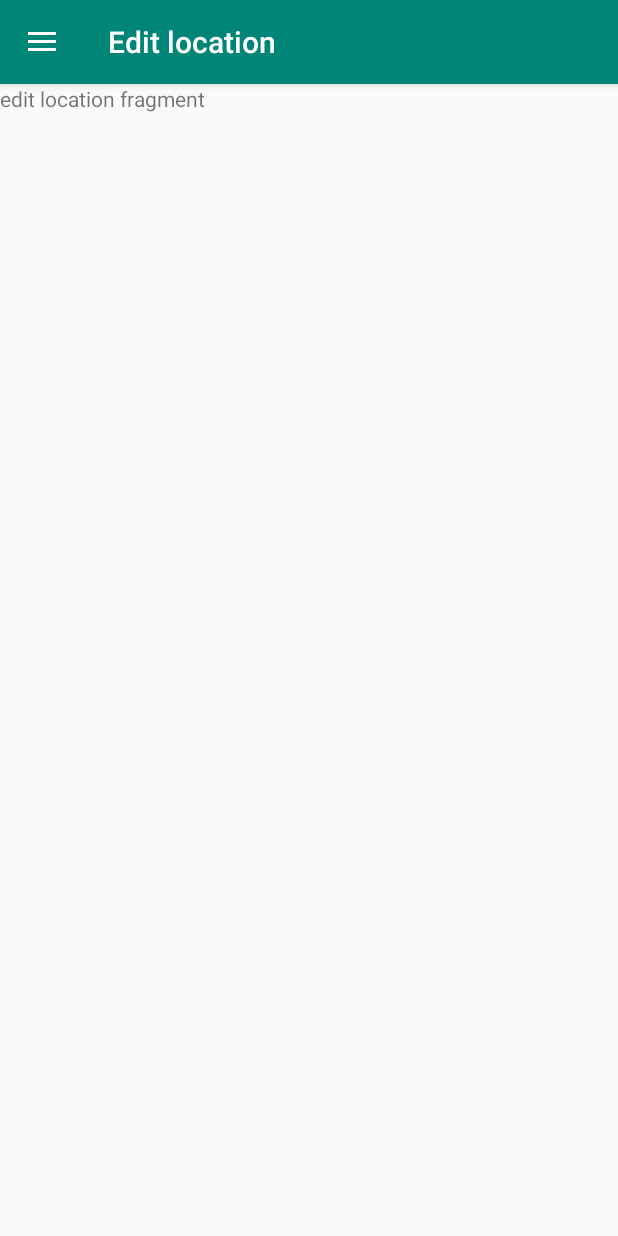
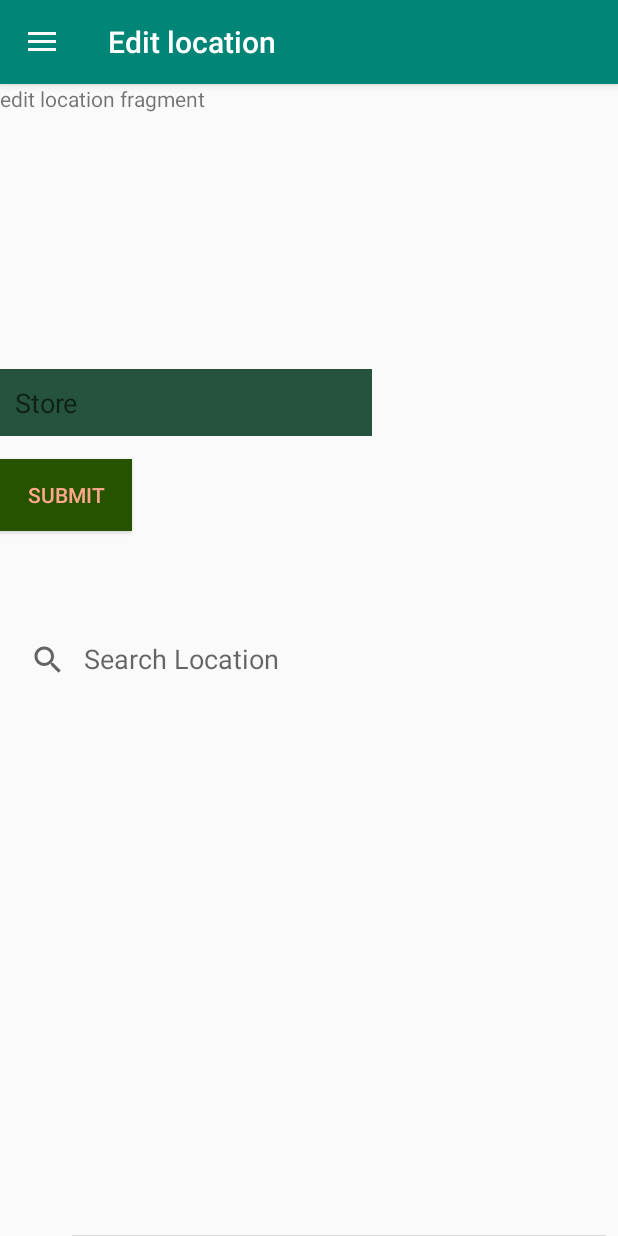
Before and after one commit to Sangwa-C/Weather_Outlook, an Android app: the screen it shows after launch (MainActivity), after a tap on "Edit location", on a phone screen of 412 x 824 dp. Run offline under Robolectric (Android 15) with nearby library versions, the phone set to English and light mode, and no system bars; our stand-ins replace ButterKnife; 1 other tap on this screen came first.

Commit message:
added function to move from one fragment to an activity

```diff
--- a/app/src/main/java/com/chel/weatheroutlook/Edit_location.java
+++ b/app/src/main/java/com/chel/weatheroutlook/Edit_location.java
@@ -1,7 +1,10 @@
 package com.chel.weatheroutlook;
 
+import android.app.Activity;
 import android.content.Context;
+import android.content.Intent;
 import android.net.Uri;
+import android.content.Intent;
 import android.os.Bundle;
 
 import androidx.fragment.app.Fragment;
@@ -9,6 +12,11 @@ import androidx.fragment.app.Fragment;
 import android.view.LayoutInflater;
 import android.view.View;
 import android.view.ViewGroup;
+import android.widget.Button;
+import android.widget.EditText;
+import android.widget.SearchView;
+
+import butterknife.BindView;
 
 
 /**
@@ -19,17 +27,27 @@ import android.view.ViewGroup;
  * Use the {@link Edit_location#newInstance} factory method to
  * create an instance of this fragment.
  */
-public class Edit_location extends Fragment {
+public class Edit_location extends Fragment implements View.OnClickListener {
     // TODO: Rename parameter arguments, choose names that match
     // the fragment initialization parameters, e.g. ARG_ITEM_NUMBER
+
+    private static final String TAG = Edit_location.class.getSimpleName();
     private static final String ARG_PARAM1 = "param1";
     private static final String ARG_PARAM2 = "param2";
+    private SearchView searchLocation;
+    private EditText clotheWanted;
+    private Button findLocationButton;
+    @BindView( R.id.findLocationButton ) Button mFindLocationButton;
+    @BindView(R.id.clotheWanted) EditText mLocationEditText;
 
     // TODO: Rename and change types of parameters
     private String mParam1;
     private String mParam2;
 
     private OnFragmentInteractionListener mListener;
+    private LayoutInflater inflater;
+    private ViewGroup container;
+    private Bundle savedInstanceState;
 
     public Edit_location() {
         // Required empty public constructor
@@ -60,14 +78,20 @@ public class Edit_location extends Fragment {
             mParam1 = getArguments().getString( ARG_PARAM1 );
             mParam2 = getArguments().getString( ARG_PARAM2 );
         }
+
+//        searchLocation = searchLocation.findViewById(R.id.searchLocation);
+
+//        searchLocation.setOnClickListener( this );
+
+
     }
 
-    @Override
-    public View onCreateView(LayoutInflater inflater , ViewGroup container ,
-                             Bundle savedInstanceState) {
-        // Inflate the layout for this fragment
-        return inflater.inflate( R.layout.fragment_edit_location , container , false );
-    }
+//    @Override
+//    public View onCreateView(LayoutInflater inflater , ViewGroup container ,
+//                             Bundle savedInstanceState) {
+//        // Inflate the layout for this fragment
+//        return inflater.inflate( R.layout.fragment_edit_location , container , false );
+//    }
 
     // TODO: Rename method, update argument and hook method into UI event
     public void onButtonPressed(Uri uri) {
@@ -88,6 +112,8 @@ public class Edit_location extends Fragment {
         mListener = null;
     }
 
+
+
     /**
      * This interface must be implemented by activities that contain this
      * fragment to allow an interaction in this fragment to be communicated
@@ -102,4 +128,27 @@ public class Edit_location extends Fragment {
         // TODO: Update argument type and name
         void onFragmentInteraction(Uri uri);
     }
+
+    @Override
+    public View onCreateView(LayoutInflater inflater, ViewGroup container, Bundle savedInstanceState) {
+        this.inflater = inflater;
+        this.container = container;
+        this.savedInstanceState = savedInstanceState;
+        View view = inflater.inflate(R.layout.fragment_edit_location, container, false);
+        return view;
+    }
+
+    @Override
+    public void onViewCreated(View view, Bundle savedInstanceState) {
+        Button searchLocation = (Button) getActivity().findViewById( R.id.findLocationButton);
+        searchLocation.setOnClickListener((View.OnClickListener) this);
+    }
+
+    @Override
+    public void onClick(View v) {
+//        String locationName = clotheWanted.getText().toString();
+        Intent intent = new Intent(getActivity(), MainActivity.class);
+//        intent.putExtra("locationName", locationName);
+        startActivity(intent);
+    }
 }
--- a/app/src/main/res/layout/fragment_edit_location.xml
+++ b/app/src/main/res/layout/fragment_edit_location.xml
@@ -6,9 +6,38 @@
     tools:context=".Edit_location">
 
     <!-- TODO: Update blank fragment layout -->
+
     <TextView
         android:layout_width="match_parent"
         android:layout_height="match_parent"
         android:text="edit location fragment" />
 
+    <SearchView
+        android:id="@+id/searchLocation"
+        android:layout_width="match_parent"
+        android:layout_height="match_parent"
+        android:iconifiedByDefault="false"
+        android:queryHint="Search Location " />
+
+    <EditText
+        android:id="@+id/clotheWanted"
+        android:layout_width="248dp"
+        android:layout_height="wrap_content"
+        android:layout_marginTop="190dp"
+        android:background="#25533D"
+        android:hint="Store"
+        android:padding="10dp"
+        android:textColor="#A78175" />
+
+    <Button
+        android:id="@+id/findLocationButton"
+        android:layout_width="wrap_content"
+        android:layout_height="wrap_content"
+        android:layout_marginTop="250dp"
+        android:layout_alignParentBottom="true"
+        android:layout_centerHorizontal="true"
+        android:background="#255300"
+        android:text="SUBMIT"
+        android:textColor="#FFA78D" />
+
 </FrameLayout>
```
Also changed, not shown: app/build.gradle (+23 -0 lines), app/src/main/java/com/chel/weatheroutlook/MainActivity.java (+15 -0 lines), app/src/main/res/layout/activity_main.xml (+26 -0 lines).
